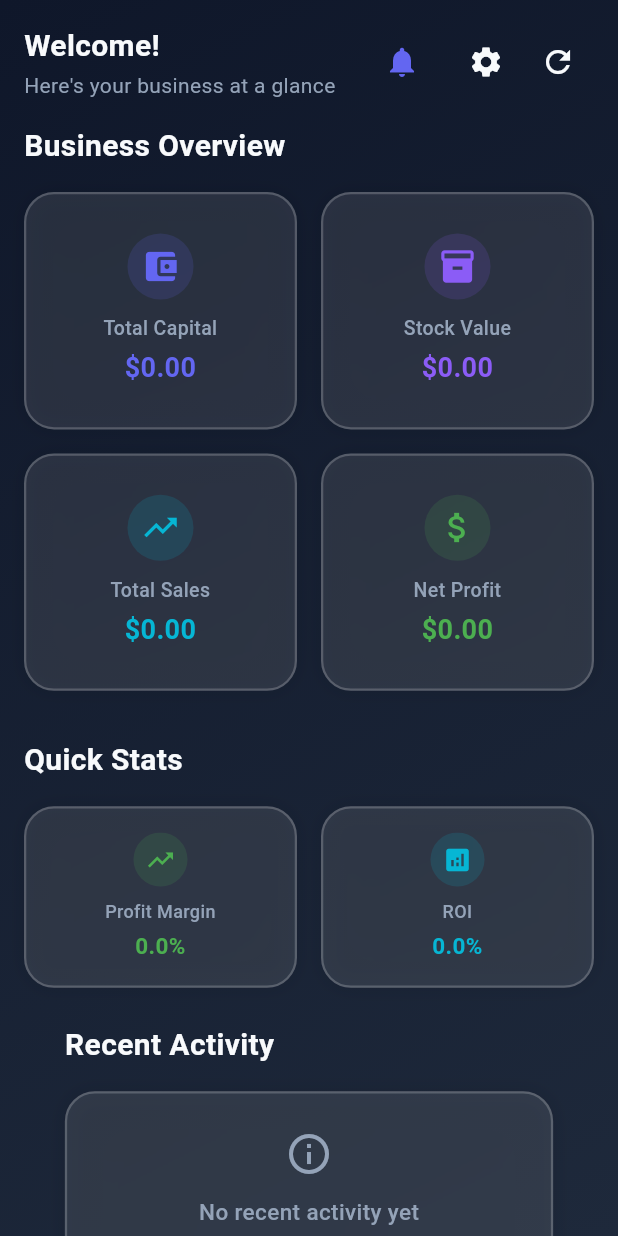
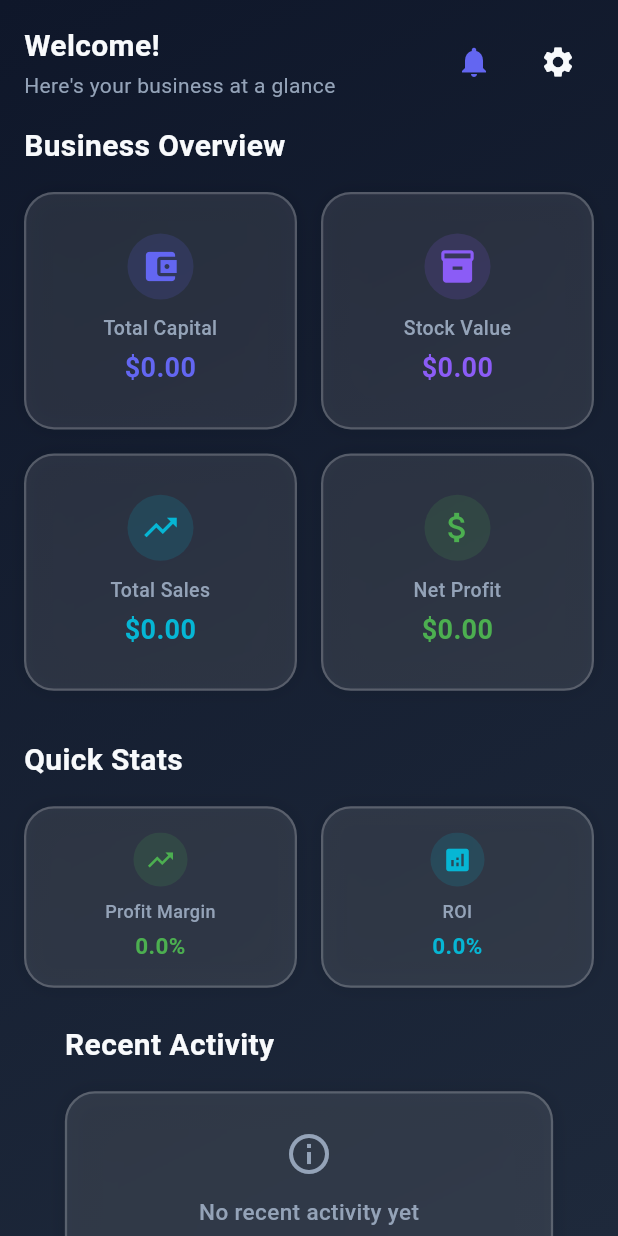
Before and after one commit to PraiseTechzw/biztracker, a Flutter app: the DashboardScreen screen opened directly, on a phone screen of 412 x 824 dp. Run offline on Flutter 3.47's test engine with Material 3 defaults, Android fonts, the phone set to English and light mode, and no system bars; our stand-ins replace isar; accounts and stored records are empty; generated files the repository leaves out were written again.

Commit message:
Refactor DashboardScreen to improve data loading and refresh functionality. Updated _refreshData method to be asynchronous, integrated a RefreshIndicator for better user experience, and maintained UI consistency while enhancing loading and error handling states.

```diff
--- a/lib/screens/dashboard_screen.dart
+++ b/lib/screens/dashboard_screen.dart
@@ -116,9 +116,9 @@ class _DashboardScreenState extends State<DashboardScreen>
     _loadDashboardData();
   }
 
-  void _refreshData() {
-    _loadDashboardData();
-    _loadBusinessName();
+  Future<void> _refreshData() async {
+    await _loadDashboardData();
+    await _loadBusinessName();
   }
 
   @override
@@ -133,6 +133,9 @@ class _DashboardScreenState extends State<DashboardScreen>
           ),
         ),
         child: SafeArea(
+          child: RefreshIndicator(
+            onRefresh: _refreshData,
+            color: GlassmorphismTheme.primaryColor,
             child: CustomScrollView(
               slivers: [
                 SliverToBoxAdapter(
@@ -179,19 +182,13 @@ class _DashboardScreenState extends State<DashboardScreen>
                                 Navigator.push(
                                   context,
                                   MaterialPageRoute(
-                                  builder: (context) => const SettingsScreen(),
+                                    builder: (context) =>
+                                        const SettingsScreen(),
                                   ),
                                 );
                               },
                               icon: const Icon(
                                 Icons.settings,
-                              color: GlassmorphismTheme.textColor,
-                            ),
-                          ),
-                          IconButton(
-                            onPressed: _refreshData,
-                            icon: const Icon(
-                              Icons.refresh,
                                 color: GlassmorphismTheme.textColor,
                               ),
                             ),
@@ -233,6 +230,7 @@ class _DashboardScreenState extends State<DashboardScreen>
                   ),
                 ),
               ],
+            ),
           ),
         ),
       ),
```
Lines whose indentation alone changed are shown as unchanged.
